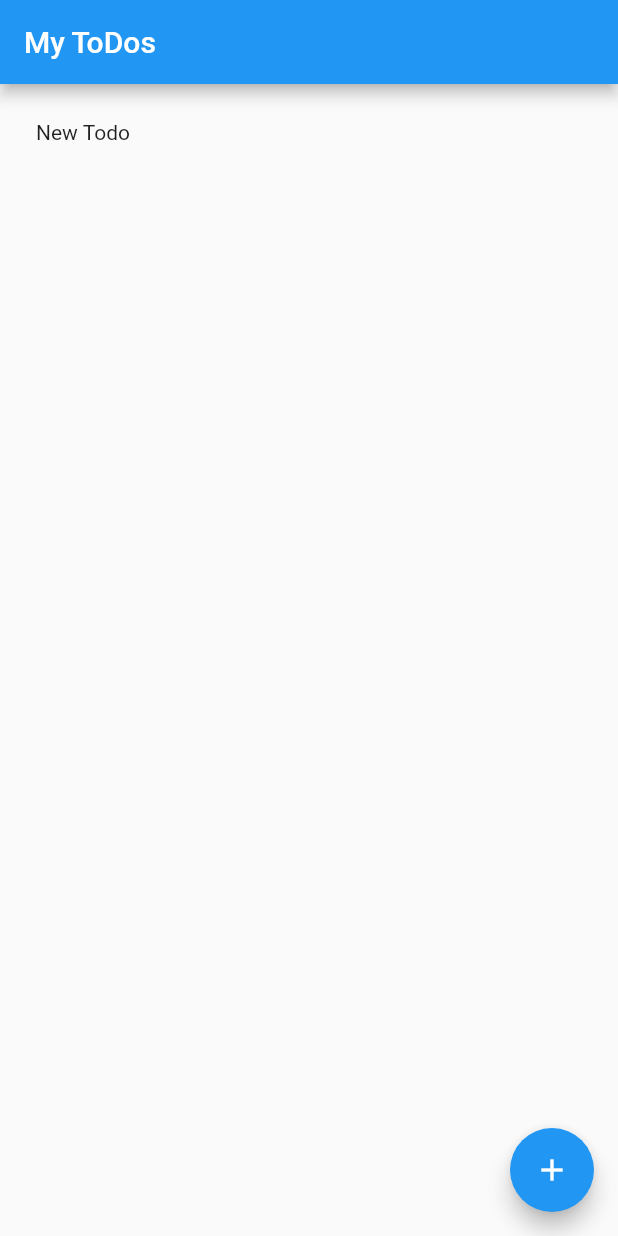
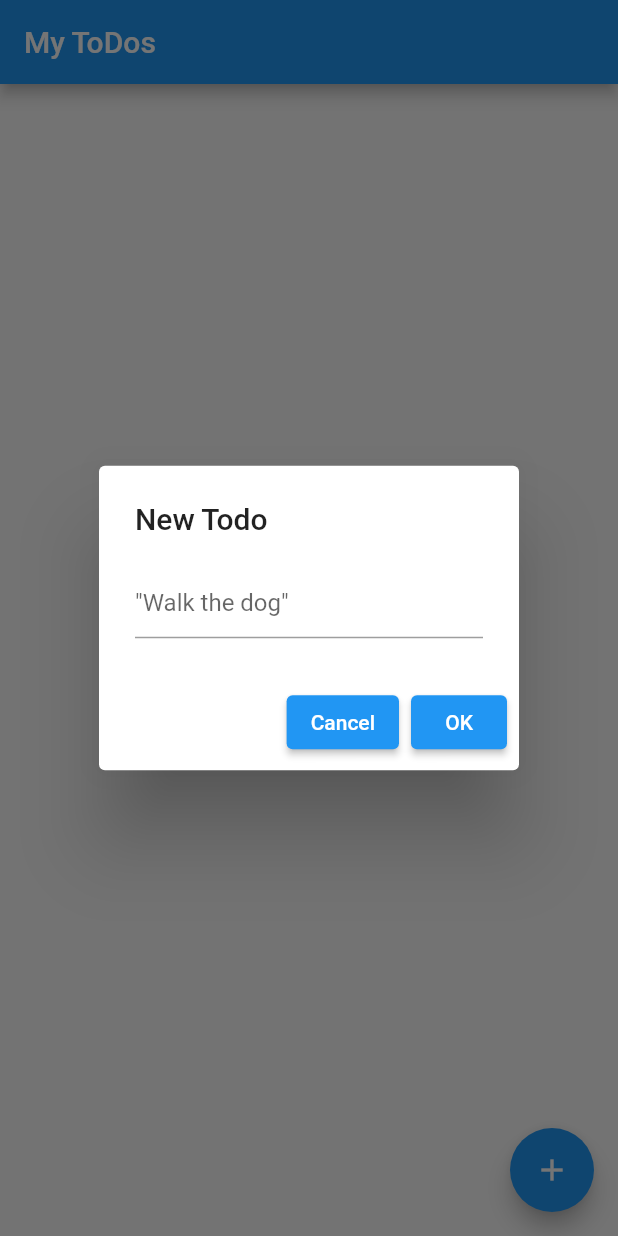
Before and after one commit to Rogoon/Flutter-ToDo, a Flutter app: the screen it shows after launch, after a tap on the "add" icon, on a phone screen of 412 x 824 dp. Run offline on Flutter 3.47's test engine with Material 2 defaults, Android fonts, the phone set to English and light mode, and no system bars.

Commit message:
Adds new todo alert dialog, collects todo text

```diff
--- a/lib/main.dart
+++ b/lib/main.dart
@@ -1,7 +1,5 @@
-import 'dart:developer';
 
 import 'package:flutter/material.dart';
-
 import 'model/todo.dart';
 
 void main() {
@@ -36,23 +34,53 @@ class MyHomePage extends StatefulWidget {
 class _MyHomePageState extends State<MyHomePage> {
 
   List<Todo> todos = [];
+  String newTodoText = "";
+  final TextEditingController _textFieldController = TextEditingController();
 
-  void _addTodo() {
-    setState(() {
-      /// TODO: add user entered data;
-      todos.add(Todo("New Todo"));
-    });
+  Future<void> _displayTextInputDialog(BuildContext context) async {
+    return showDialog(
+        context: context,
+        builder: (context) {
+          return AlertDialog(
+            title: const Text('New Todo'),
+            content: TextField(
+              onChanged: (value) {
+                setState(() {
+                  newTodoText = value;
+                });
+              },
+              controller: _textFieldController,
+              decoration: const InputDecoration(hintText: "\"Walk the dog\""),
+            ),
+            actions: <Widget>[
+              ElevatedButton(
+                child: const Text('Cancel'),
+                onPressed: () {
+                  setState(() {
+                    newTodoText = "";
+                    _textFieldController.clear();
+                    Navigator.pop(context);
+                  });
+                },
+              ),
+              ElevatedButton(
+                child: const Text('OK'),
+                onPressed: () {
+                  setState(() {
+                    todos.add(Todo(newTodoText));
+                    newTodoText = "";
+                    _textFieldController.clear();
+                    Navigator.pop(context);
+                  });
+                },
+              ),
+            ],
+          );
+        });
   }
-
 
   @override
   Widget build(BuildContext context) {
-    // This method is rerun every time setState is called, for instance as done
-    // by the _incrementCounter method above.
-    //
-    // The Flutter framework has been optimized to make rerunning build methods
-    // fast, so that you can just rebuild anything that needs updating rather
-    // than having to individually change instances of widgets.
     return Scaffold(
       appBar: AppBar(
         // Here we take the value from the MyHomePage object that was created by
@@ -71,7 +99,7 @@ class _MyHomePageState extends State<MyHomePage> {
         )
       ),
       floatingActionButton: FloatingActionButton(
-        onPressed: _addTodo,
+        onPressed: () => _displayTextInputDialog(context),
         tooltip: 'New Todo',
         child: const Icon(Icons.add),
       ), // This trailing comma makes auto-formatting nicer for build methods.
```
